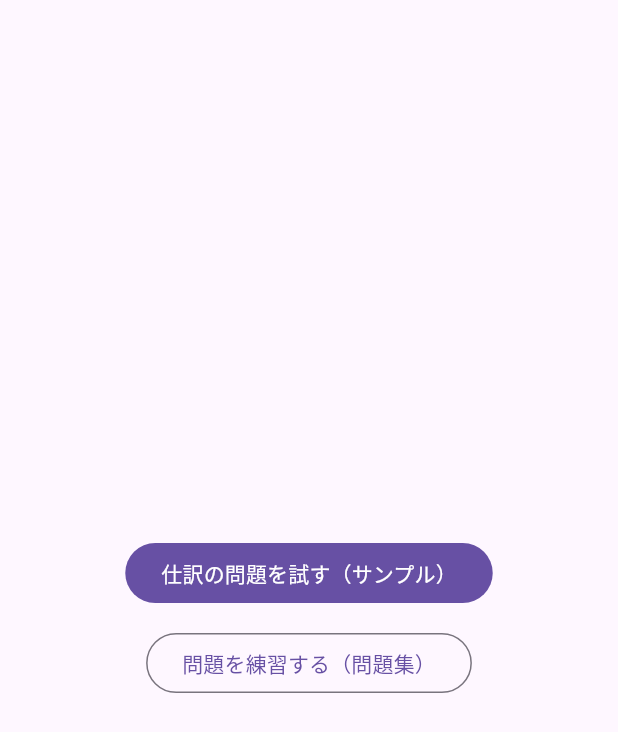
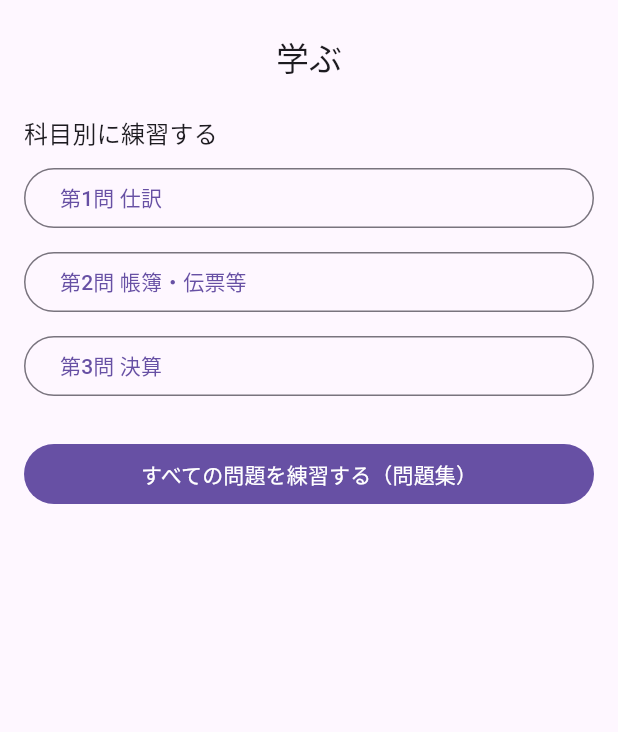
Before and after one commit to zka32101/ukalab-boki3, a Flutter app: the _LearnPage widget shown alone on an empty page, opened directly, on a phone screen of 412 x 824 dp. Shown: the top 732 px of the screen. Run offline on Flutter 3.47's test engine with Material 3 defaults, Android fonts, the phone set to English and light mode, and no system bars; our stand-ins replace flutter_riverpod, shared_preferences; missing offline and left inert: app_common_kit, yourwish_kentei; accounts and stored records are empty.

Commit message:
「学ぶ」タブに科目別の練習モードを追加
PracticePageにsubjectId・titleパラメータを追加し、第1問仕訳／第2問
帳簿・伝票等／第3問決算のいずれかだけを集中的に練習できるようにした。
開発確認用だった「仕訳の問題を試す（サンプル）」ボタンは削除し、科目
選択ボタンに置き換えた。

widgetテストでSharedPreferencesのプラグインモックが必要なことに気づき
修正（ProgressStoreに依存する画面をフルアプリ経由でテストしたのは今回
が初めてだったため表面化していなかった）。
Co-Authored-By: Claude Sonnet 5 <noreply@anthropic.com>
Claude-Session: https://claude.ai/code/session_01VuvmzCPTFdwJjLVaQeFJ5R

```diff
--- a/lib/main.dart
+++ b/lib/main.dart
@@ -1,9 +1,7 @@
 import 'package:app_common_kit/app_common_kit.dart';
 import 'package:flutter/material.dart';
 import 'package:flutter_riverpod/flutter_riverpod.dart';
-import 'package:yourwish_kentei/yourwish_kentei.dart';
 
-import 'journal_input/journal_question_view.dart';
 import 'mock_exam/mock_exam_page.dart';
 import 'practice/practice_page.dart';
 import 'progress/progress_store.dart';
@@ -61,54 +59,56 @@ class _HomePage extends StatelessWidget {
   }
 }
 
-/// 「学ぶ」タブ。現時点は仕訳入力UIの動作確認用サンプル問題への入口のみ。
+/// 「学ぶ」タブ。科目別の練習（第1〜3問）と、全問をまとめて解く問題集への入口。
 class _LearnPage extends StatelessWidget {
   const _LearnPage();
 
-  @override
-  Widget build(BuildContext context) {
-    return Center(
-      child: Column(
-        mainAxisSize: MainAxisSize.min,
-        children: [
-          FilledButton(
-            onPressed: () => Navigator.of(context).push(
-              MaterialPageRoute(builder: (_) => const _SampleJournalQuestionPage()),
-            ),
-            child: const Text('仕訳の問題を試す（サンプル）'),
-          ),
-          const SizedBox(height: 12),
-          OutlinedButton(
-            onPressed: () => Navigator.of(context).push(
-              MaterialPageRoute(builder: (_) => PracticePage(progressStore: appProgressStore)),
-            ),
-            child: const Text('問題を練習する（問題集）'),
-          ),
-        ],
-      ),
-    );
-  }
-}
-
-class _SampleJournalQuestionPage extends StatelessWidget {
-  const _SampleJournalQuestionPage();
+  /// `assets/exam/boki3.exam.json` の `subjects` と対応する
+  /// （subjectId, 表示名）。3つで固定のため、ここでは読み込まずハードコードする。
+  static const _subjects = [
+    ('q1_shiwake', '第1問 仕訳'),
+    ('q2_choubo', '第2問 帳簿・伝票等'),
+    ('q3_kessan', '第3問 決算'),
+  ];
 
   @override
   Widget build(BuildContext context) {
-    return Scaffold(
-      appBar: AppBar(title: const Text('仕訳の問題（サンプル）')),
-      body: const SafeArea(
-        child: JournalQuestionView(
-          prompt: '商品1,000円を現金で売り上げた。この取引を仕訳しなさい。',
-          correctAnswer: JournalAnswer(
-            lines: [
-              JournalLine(side: JournalSide.debit, account: 'cash', amount: 1000),
-              JournalLine(side: JournalSide.credit, account: 'sales', amount: 1000),
-            ],
+    final theme = Theme.of(context);
+    return ListView(
+      padding: const EdgeInsets.all(16),
+      children: [
+        const SizedBox(height: 8),
+        Center(child: Text('学ぶ', style: theme.textTheme.titleLarge)),
+        const SizedBox(height: 24),
+        Text('科目別に練習する', style: theme.textTheme.titleMedium),
+        const SizedBox(height: 8),
+        for (final (subjectId, name) in _subjects)
+          Padding(
+            padding: const EdgeInsets.only(bottom: 8),
+            child: SizedBox(
+              width: double.infinity,
+              child: OutlinedButton(
+                onPressed: () => Navigator.of(context).push(
+                  MaterialPageRoute(
+                    builder: (_) => PracticePage(
+                      progressStore: appProgressStore,
+                      subjectId: subjectId,
+                      title: '$nameを練習する',
+                    ),
+                  ),
+                ),
+                child: Align(alignment: Alignment.centerLeft, child: Text(name)),
+              ),
+            ),
           ),
-          explanation: '現金(資産)が増えるので借方に、売上(収益)が発生するので貸方に記入する。',
+        const SizedBox(height: 16),
+        FilledButton(
+          onPressed: () => Navigator.of(context).push(
+            MaterialPageRoute(builder: (_) => PracticePage(progressStore: appProgressStore)),
+          ),
+          child: const Text('すべての問題を練習する（問題集）'),
         ),
-      ),
+      ],
     );
   }
 }
```
Also changed, not shown: lib/practice/practice_page.dart (+26 -6 lines), 3 other files.
